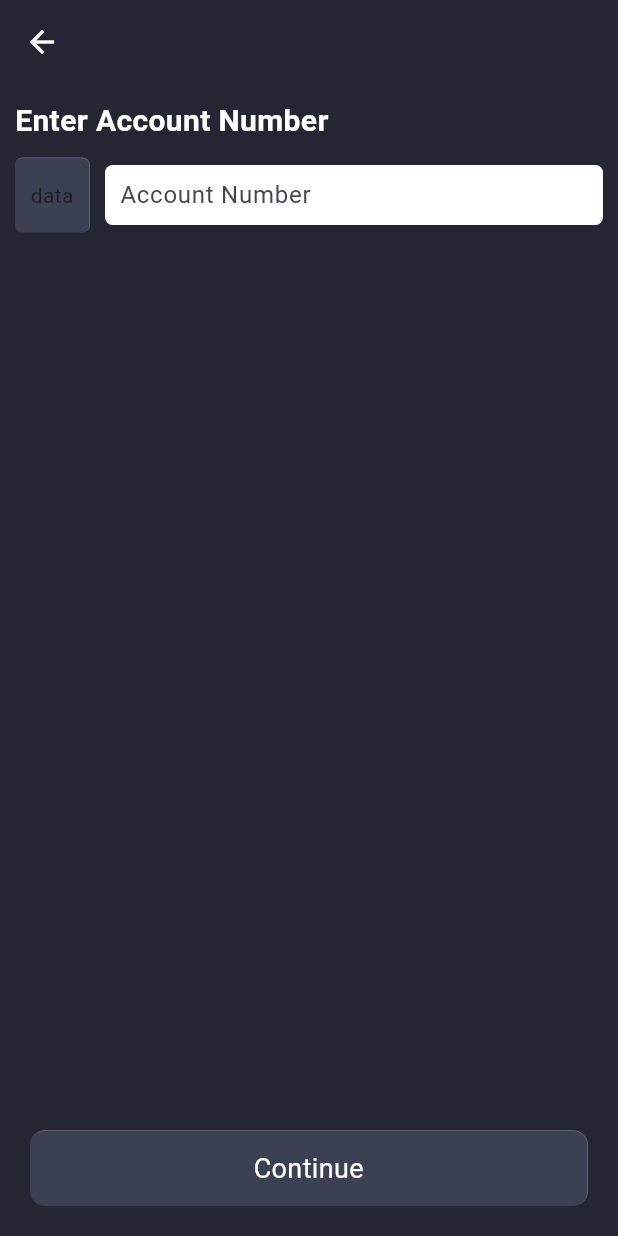
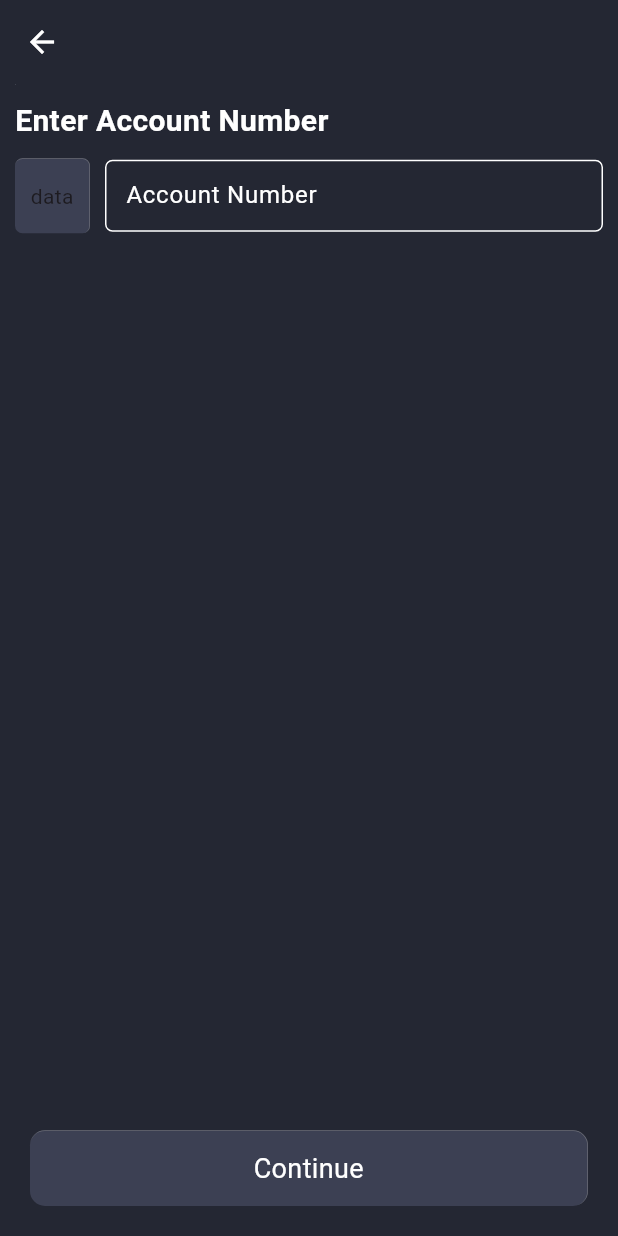
Before and after one commit to Blueeyss14/f-banking, a Flutter app: the TransferPage screen opened directly, on a phone screen of 412 x 824 dp. Run offline on Flutter 3.47's test engine with Material 3 defaults, Android fonts, the light colour scheme and no system bars; drawn by our look-alikes of auto_size_text; our stand-ins replace fl_chart, percent_indicator; missing offline and left inert: flutter_flip_card.

Commit message:
nanti dulu

```diff
--- a/lib/src/features/transfer/views/pages/transfer_page.dart
+++ b/lib/src/features/transfer/views/pages/transfer_page.dart
@@ -25,6 +25,7 @@ class TransferPage extends StatelessWidget {
             Column(
               crossAxisAlignment: CrossAxisAlignment.start,
               children: [
+                Row(children: [Item()]),
                 Padding(
                   padding: const EdgeInsets.symmetric(vertical: 10),
                   child: AutoSizeText(
@@ -43,24 +44,27 @@ class TransferPage extends StatelessWidget {
                     Item(height: 50, width: 50, child: Text("data")),
                     const SizedBox(width: 10),
                     Expanded(
-                      child: Container(
-                        alignment: Alignment.center,
-                        height: 40,
-                        clipBehavior: Clip.antiAlias,
-                        decoration: BoxDecoration(
-                          color: Colors.white,
-                          borderRadius: BorderRadius.circular(5),
-                        ),
-                        child: TextField(
-                          cursorColor: darkBlue,
-                          decoration: InputDecoration(
-                            hintText: "Account Number",
-                            border: InputBorder.none,
-                            enabledBorder: InputBorder.none,
-                            isDense: true,
-                            contentPadding: const EdgeInsets.symmetric(
-                              horizontal: 10,
-                            ),
+                      child: TextField(
+                        keyboardType: TextInputType.numberWithOptions(),
+                        style: TextStyle(color: white),
+                        cursorColor: darkBlue,
+                        decoration: InputDecoration(
+                          labelText: "Account Number",
+                          labelStyle: TextStyle(color: white),
+                          border: OutlineInputBorder(
+                            borderRadius: BorderRadius.circular(5),
+                          ),
+                          enabledBorder: OutlineInputBorder(
+                            borderSide: BorderSide(color: white),
+                            borderRadius: BorderRadius.circular(5),
+                          ),
+                          focusedBorder: OutlineInputBorder(
+                            borderSide: BorderSide(color: white),
+                            borderRadius: BorderRadius.circular(5),
+                          ),
+                          isDense: false,
+                          contentPadding: const EdgeInsets.symmetric(
+                            horizontal: 10,
                           ),
                         ),
                       ),
```
